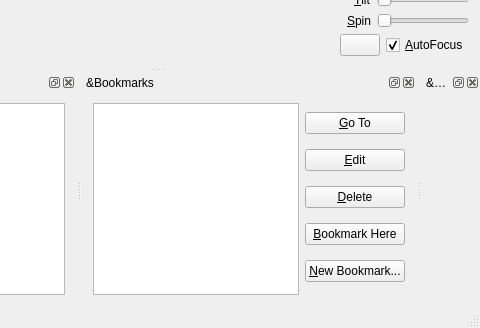
First picture: the form in client/MainWindow.ui, repository thejoshwolfe/repatriator, before the edit; both pictures show x 166 to 646 and y 255 to 583 of the 646 by 583 pixel window.
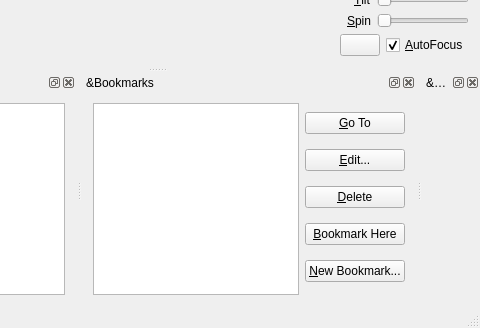
Second picture: the form after the edit. Icons and pictures are not drawn. Custom widgets are drawn as their Qt base class.

Commit message: Edit... works. edit bookmark dialog partly works.

Diff of the .ui file:
```diff
--- a/client/MainWindow.ui
+++ b/client/MainWindow.ui
@@ -298,7 +298,7 @@
          <item>
           <widget class="QPushButton" name="editBookmarkButton">
            <property name="text">
-            <string>&amp;Edit</string>
+            <string>&amp;Edit...</string>
            </property>
           </widget>
          </item>
```
The commit also changes 6 other files.
